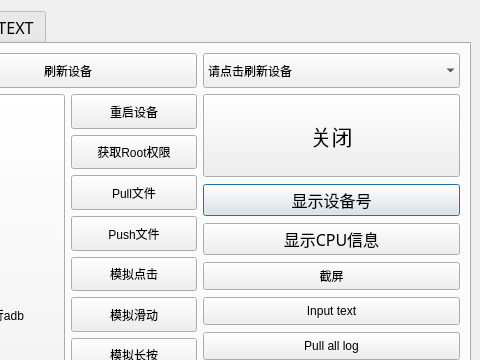
First picture: the form in backup0.bak.ui, repository wangke956/ADBTools, before the edit; both pictures show x 81 to 561 and y 0 to 360 of the 561 by 833 pixel window.
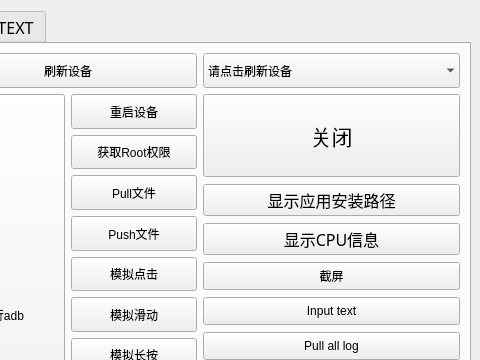
Second picture: the form after the edit.

Commit message: 1.删除显示设备号功能（和刷新设备重复） 2.增加显示应用安装路径的功能 3.增加显示应用版本的功能

The edit to the form file:
```diff
--- a/backup0.bak.ui
+++ b/backup0.bak.ui
@@ -237,10 +237,10 @@
                </font>
               </property>
               <property name="text">
-               <string>显示设备号</string>
+               <string>显示应用安装路径</string>
               </property>
               <property name="default">
-               <bool>true</bool>
+               <bool>false</bool>
               </property>
              </widget>
             </item>
```
Left out of the diff: 2 changed lines with no effect on the pictures. The commit also changes 3 other files.
